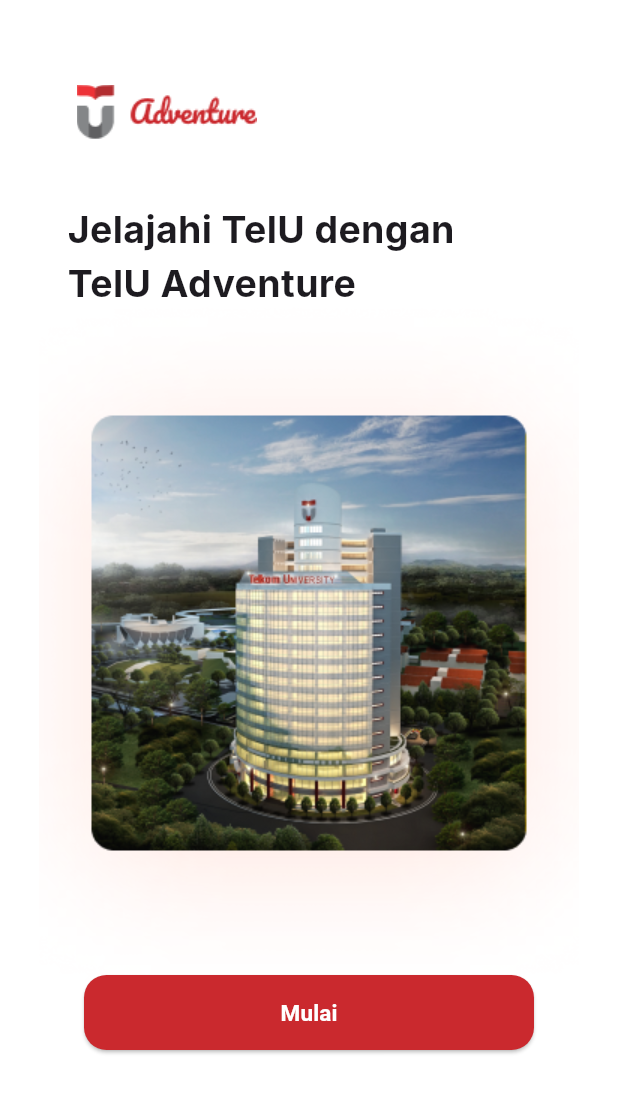
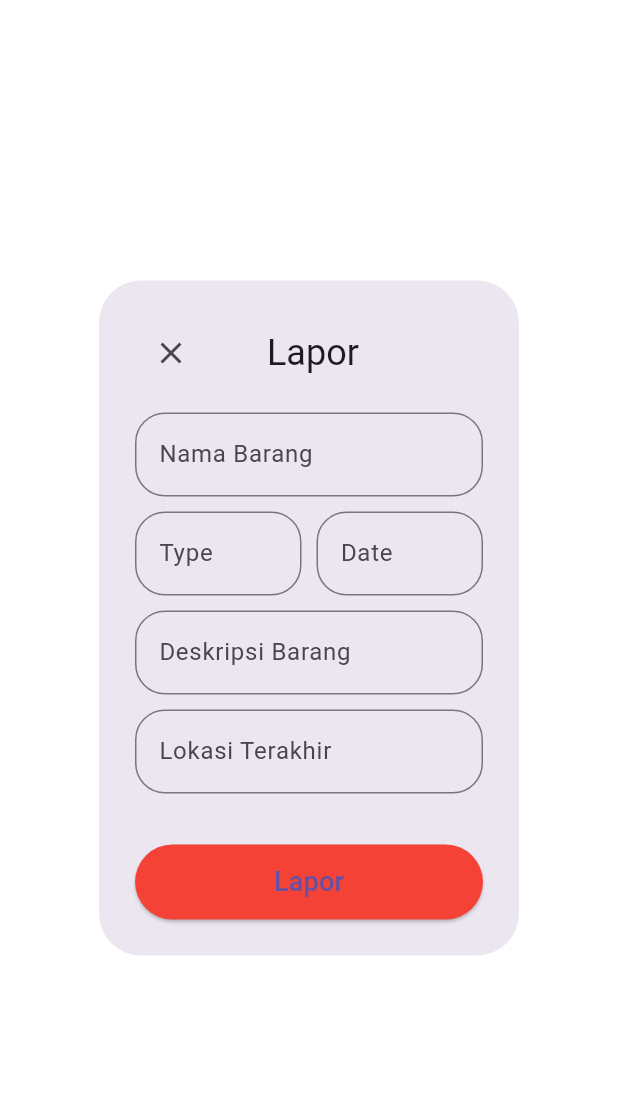
Before and after one commit to medavidrahmadana/TelU-Adventure-Mobile, a Flutter app: the screen it shows after launch, on a phone screen of 412 x 824 dp. Shown: the top 1093 px of the screen. Run offline on Flutter 3.47's test engine with Material 3 defaults, Android fonts, the phone set to English and light mode, and no system bars; our stand-ins replace firebase_auth, firebase_core, google_maps_flutter; accounts and stored records are empty; Roboto replaces fonts that are missing (Inter).

Commit message:
edit modal_lapor

```diff
--- a/telu_adventure/lib/main.dart
+++ b/telu_adventure/lib/main.dart
@@ -10,6 +10,7 @@ import 'package:telu_adventure/page/map_page.dart';
 import 'package:telu_adventure/widget/nav_button.dart';
 import 'page/home_page.dart';
 import 'page/landing_page.dart';
+import 'page/modal_lapor.dart';
 import 'page/register_page.dart';
 import 'page/start_page.dart';
 import 'package:firebase_core/firebase_core.dart';
@@ -44,7 +45,7 @@ class SplashScreen extends StatelessWidget {
     Future.delayed(const Duration(seconds: 3), () {
       Navigator.pushReplacement(
         context,
-        MaterialPageRoute(builder: (context) => landing_page()),
+        MaterialPageRoute(builder: (context) => modal_lapor()),
       );
     });
     return const start();
--- a/telu_adventure/lib/page/lapor_page.dart
+++ b/telu_adventure/lib/page/lapor_page.dart
@@ -374,7 +374,7 @@ class lapor_page extends StatelessWidget {
                                         begin: Offset(0, 0),
                                         end: Offset(0, 0),
                                       ).animate(animation),
-                                      child: MyAlertDialog(),
+                                      child: modal_lapor(),
                                     ),
                                   ],
                                 );
--- a/telu_adventure/lib/page/modal_lapor.dart
+++ b/telu_adventure/lib/page/modal_lapor.dart
@@ -1,6 +1,6 @@
 import 'package:flutter/material.dart';
 
-class MyAlertDialog extends StatelessWidget {
+class modal_lapor extends StatelessWidget {
   final TextEditingController _namaBarangController = TextEditingController();
   final TextEditingController _textFieldController2 = TextEditingController();
   final TextEditingController _textFieldController3 = TextEditingController();
```
